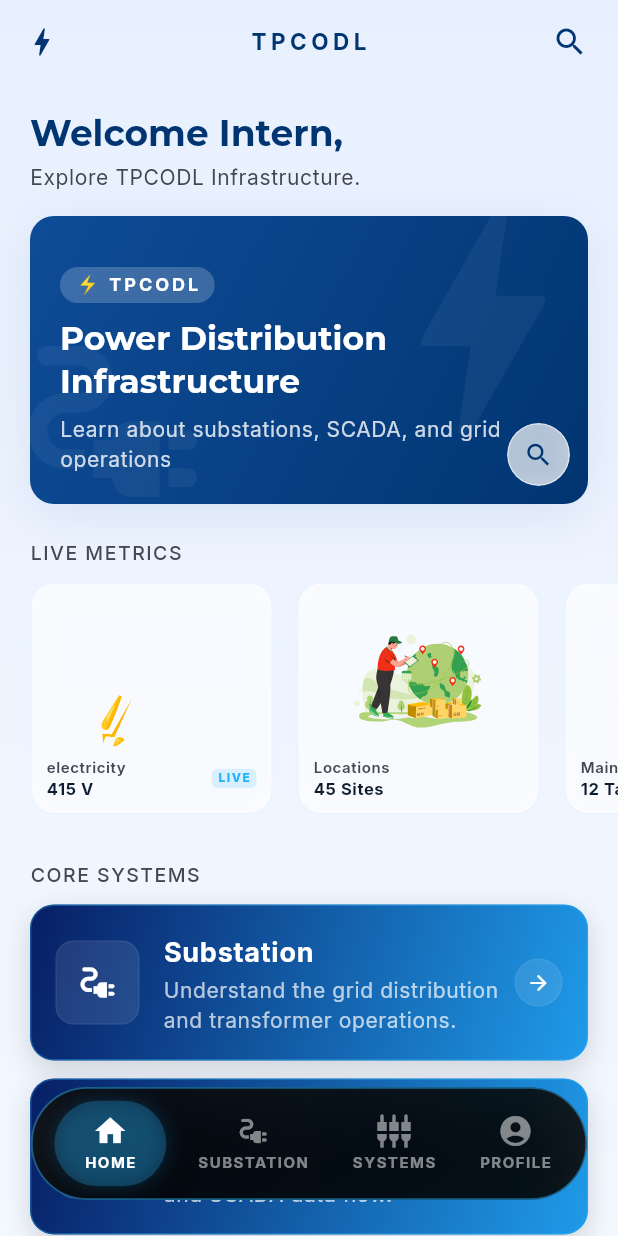
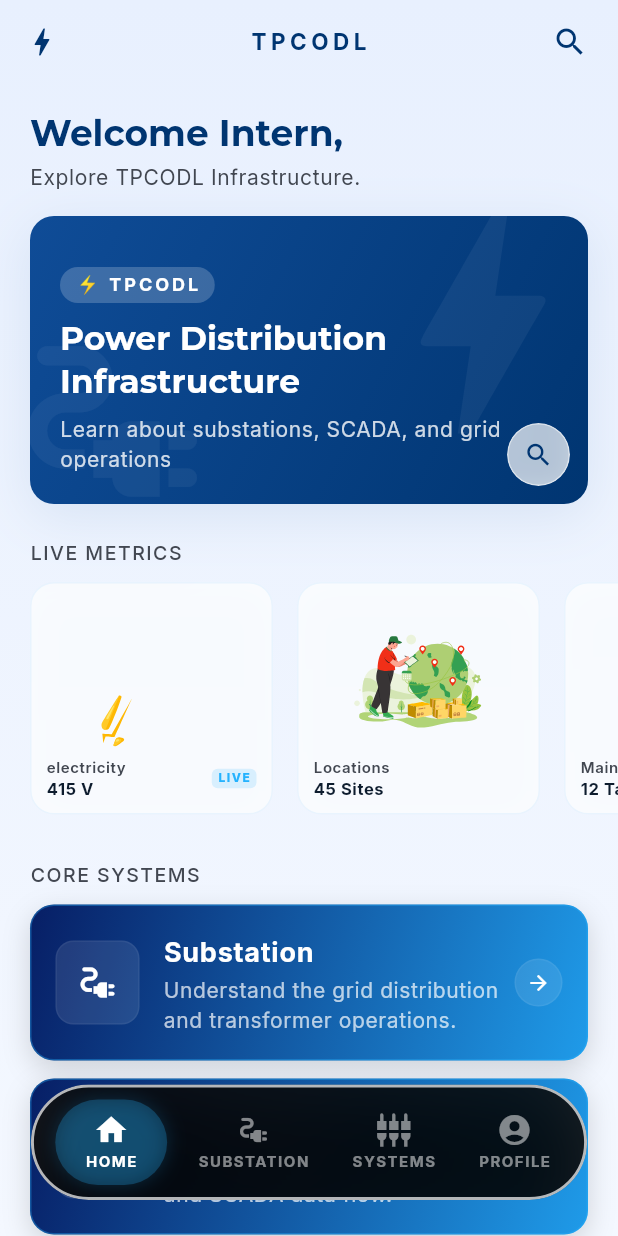
Before and after one commit to abinashmohanty8059/TPCODL, a Flutter app: the screen it shows after launch, on a phone screen of 412 x 824 dp. Run offline on Flutter 3.47's test engine with Material 3 defaults, Android fonts, the phone set to English and light mode, and no system bars; drawn by our look-alikes of flutter_animate; our stand-ins replace google_fonts, lottie.

Commit message:
navbar fixed

```diff
--- a/lib/main_shell.dart
+++ b/lib/main_shell.dart
@@ -15,13 +15,24 @@
 
 class _MainShellState extends State<MainShell> {
   int _currentIndex = 0;
+  late final List<Widget> _screens;
 
-  final _screens = const [
-    HomeScreen(),
-    SubstationScreen(),
-    SystemsScreen(),
-    ProfileScreen(),
-  ];
+  @override
+  void initState() {
+    super.initState();
+    _screens = [
+      HomeScreen(
+        onNavigateToSubstation: () {
+          setState(() {
+            _currentIndex = 1;
+          });
+        },
+      ),
+      const SubstationScreen(),
+      const SystemsScreen(),
+      const ProfileScreen(),
+    ];
+  }
 
   @override
   Widget build(BuildContext context) {
--- a/lib/screens/home_screen.dart
+++ b/lib/screens/home_screen.dart
@@ -7,7 +7,9 @@
 import 'photos_view_screen.dart';
 
 class HomeScreen extends StatelessWidget {
-  const HomeScreen({super.key});
+  final VoidCallback? onNavigateToSubstation;
+
+  const HomeScreen({super.key, this.onNavigateToSubstation});
 
   @override
   Widget build(BuildContext context) {
@@ -230,8 +232,13 @@
             final module = coreSystemModules[index];
             return Padding(
               padding: const EdgeInsets.only(bottom: 12),
-              child:
-                  Container(
+              child: GestureDetector(
+                onTap: () {
+                  if (module.title.toLowerCase() == 'substation') {
+                    onNavigateToSubstation?.call();
+                  }
+                },
+                child: Container(
                         decoration: BoxDecoration(
                           gradient: const LinearGradient(
                             begin: Alignment.topLeft,
@@ -328,6 +335,7 @@
                       .animate()
                       .fadeIn(duration: 400.ms, delay: (index * 120 + 400).ms)
                       .slideX(begin: 0.1, end: 0, duration: 400.ms),
+              ),
             );
           }),
         ],
--- a/lib/theme.dart
+++ b/lib/theme.dart
@@ -229,8 +229,8 @@
       color: Colors.black.withValues(alpha: 0.85),
       borderRadius: BorderRadius.circular(9999),
       border: Border.all(
-        color: TPColors.secondaryContainer.withValues(alpha: 0.5),
-        width: 1.2,
+        color: Colors.white.withValues(alpha: 0.7),
+        width: 2.0,
       ),
       boxShadow: [
         BoxShadow(
```
Also changed, not shown: 1 other file.
